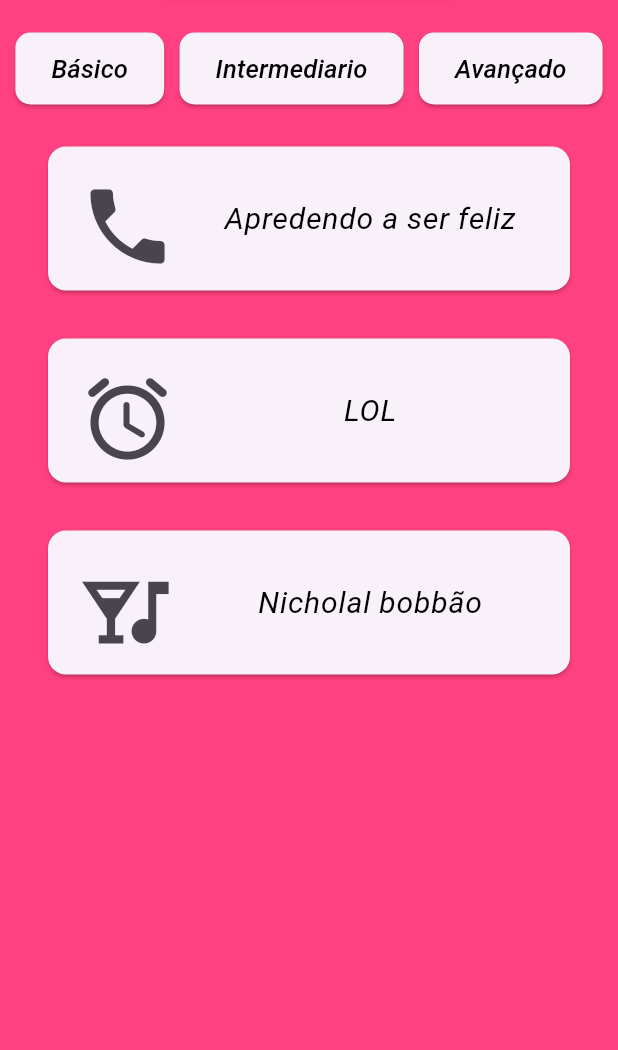
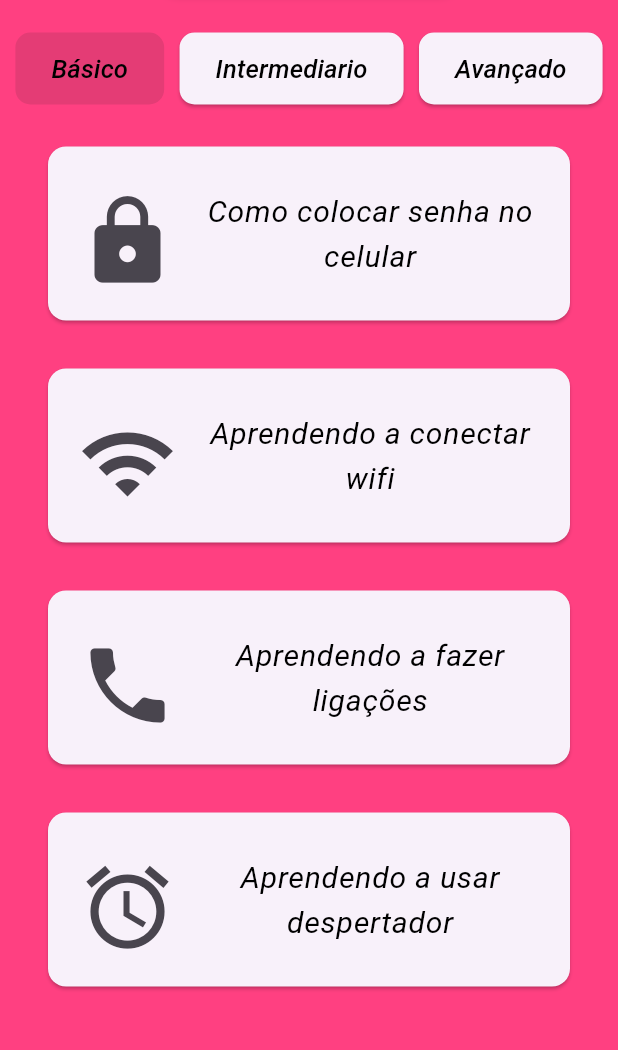
Before and after one commit to RobertAlvesVS/TCC_New_Future, a Flutter app: the screen it shows after launch, on a phone screen of 412 x 824 dp, the part 131-1181 px from its top. Run offline on Flutter 3.47's test engine with Material 2 defaults, Android fonts, the phone set to English and light mode, and no system bars; our stand-ins replace youtube_player_flutter.

Commit message:
Adicionando Tutoriais

```diff
--- a/lib/controller/card_repository.dart
+++ b/lib/controller/card_repository.dart
@@ -4,46 +4,62 @@ import 'package:new_future/models/card_model.dart';
 class CardRepository {
   static List<CardModel> cardBasico = [
     CardModel(
-        titulo: "Apredendo a ser feliz",
-        icon: const Icon(
-          Icons.phone,
-        ),
-        urlYT: 'https://www.youtube.com/watch?v=uqC7tXczvtQ'),
+        titulo: "Como colocar senha no celular",
+        icon: const Icon(Icons.lock),
+        urlYT: 'https://youtu.be/XzUUJooZzlg'),
     CardModel(
-        titulo: "LOL",
-        icon: const Icon(
-          Icons.access_alarm_rounded,
-        ),
-        urlYT: 'https://www.youtube.com/watch?v=qkbbxOKJmec'),
+        titulo: "Aprendendo a conectar wifi",
+        icon: const Icon(Icons.wifi),
+        urlYT: 'https://youtube.com/shorts/Qbqul-hdoO4?feature=share'),
     CardModel(
-        titulo: 'Nicholal bobbão',
-        icon: const Icon(Icons.nightlife),
-        urlYT: 'https://www.youtube.com/watch?v=c_jx0DR3noQ')
+        titulo: 'Aprendendo a fazer ligações',
+        icon: const Icon(Icons.phone),
+        urlYT: 'https://youtu.be/a_q-0SIKRbI'),
+    CardModel(
+        titulo: 'Aprendendo a usar despertador',
+        icon: const Icon(Icons.alarm),
+        urlYT: 'https://youtu.be/Ek6y-wUUavs')
   ];
 
   static List<CardModel> cardIntermediario = [
     CardModel(
-        titulo: 'Titulo Bagulho',
+        titulo: 'Criando senhas seguras',
         icon: const Icon(Icons.lock),
-        urlYT: 'https://www.youtube.com/watch?v=qkbbxOKJmec'),
+        urlYT: 'https://youtube.com/shorts/S8M9PmHjYw0?feature=share'),
     CardModel(
-        titulo: 'Titulo Bagulho',
+        titulo: 'Protegendo suas informações',
         icon: const Icon(Icons.lock),
-        urlYT: 'https://www.youtube.com/watch?v=uqC7tXczvtQ'),
+        urlYT: 'https://youtu.be/Ajn-30NSmTo'),
+    CardModel(
+        titulo: 'Antivirus',
+        icon: const Icon(Icons.lock),
+        urlYT: 'https://youtu.be/xJAkCxTVuo0'),
+    CardModel(
+        titulo: 'Dicas de segurança',
+        icon: const Icon(Icons.lock),
+        urlYT: 'https://youtube.com/shorts/5VPHb559sCs?feature=share'),
   ];
 
   static List<CardModel> cardAvancado = [
     CardModel(
-        titulo: 'Avançado',
+        titulo: 'Criando conta no TikTok',
+        icon: const Icon(Icons.tiktok),
+        urlYT: 'https://youtu.be/Ss0wqgkFW78'),
+    CardModel(
+        titulo: 'Criando conta facebook',
+        icon: const Icon(Icons.facebook),
+        urlYT: 'https://youtu.be/rZeebRdgWao'),
+    CardModel(
+        titulo: 'Aprendendo a utilizar o facebook',
+        icon: const Icon(Icons.facebook),
+        urlYT: 'https://youtu.be/ioAt1xRrXCk'),
+    CardModel(
+        titulo: 'Status WhatsApp',
+        icon: const Icon(Icons.chat),
+        urlYT: 'https://youtu.be/BhzXe9nZjig'),
+    CardModel(
+        titulo: 'Usando o Youtube',
         icon: const Icon(Icons.key),
-        urlYT: 'https://www.youtube.com/watch?v=uqC7tXczvtQ'),
-    CardModel(
-        titulo: 'Avançado',
-        icon: const Icon(Icons.key),
-        urlYT: 'https://www.youtube.com/watch?v=uqC7tXczvtQ'),
-    CardModel(
-        titulo: 'Avançado',
-        icon: const Icon(Icons.key),
-        urlYT: 'https://www.youtube.com/watch?v=uqC7tXczvtQ'),
+        urlYT: 'https://youtu.be/0fJX8p9hmh0'),
   ];
 }
--- a/lib/pages/basico.dart
+++ b/lib/pages/basico.dart
@@ -1,4 +1,5 @@
 import 'package:flutter/material.dart';
+import 'package:flutter/services.dart';
 import 'package:new_future/controller/card_repository.dart';
 import 'package:youtube_player_flutter/youtube_player_flutter.dart';
 
@@ -49,6 +50,8 @@ class _BasicoState extends State<Basico> {
                           controller.toggleFullScreenMode();
                         },
                         onEnded: (metaData) {
+                          SystemChrome.setPreferredOrientations(
+                              [DeviceOrientation.portraitUp]);
                           Navigator.pop(context);
                         },
                       ),
--- a/lib/pages/pagina_inicial.dart
+++ b/lib/pages/pagina_inicial.dart
@@ -1,4 +1,5 @@
 import 'package:flutter/material.dart';
+import 'package:flutter/services.dart';
 import 'package:new_future/pages/avancado.dart';
 import 'package:new_future/pages/basico.dart';
 import 'package:new_future/pages/intermediario.dart';
@@ -13,6 +14,12 @@ class PaginaPrincipal extends StatefulWidget {
 class _PaginaPrincipalState extends State<PaginaPrincipal> {
   List pages = [const Basico(), const Intermediario(), const Avancado()];
   int cont = 0;
+  @override
+  void initState() {
+    super.initState();
+    SystemChrome.setPreferredOrientations([DeviceOrientation.portraitUp]);
+  }
+
   @override
   Widget build(BuildContext context) {
     return SafeArea(
@@ -53,7 +60,9 @@ class _PaginaPrincipalState extends State<PaginaPrincipal> {
                   mainAxisAlignment: MainAxisAlignment.spaceEvenly,
                   children: [
                     ElevatedButton(
-                      onPressed: () {
+                      onPressed: cont == 0
+                          ? null
+                          : () {
                               setState(() {
                                 cont = 0;
                               });
@@ -74,7 +83,9 @@ class _PaginaPrincipalState extends State<PaginaPrincipal> {
                       ),
                     ),
                     ElevatedButton(
-                      onPressed: () {
+                      onPressed: cont == 1
+                          ? null
+                          : () {
                               setState(() {
                                 cont = 1;
                               });
@@ -94,7 +105,9 @@ class _PaginaPrincipalState extends State<PaginaPrincipal> {
                       ),
                     ),
                     ElevatedButton(
-                      onPressed: () {
+                      onPressed: cont == 2
+                          ? null
+                          : () {
                               setState(() {
                                 cont = 2;
                               });
```
Also changed, not shown: lib/pages/avancado.dart (+32 -0 lines), lib/pages/intermediario.dart (+32 -0 lines). Lines whose indentation alone changed are shown as unchanged.
